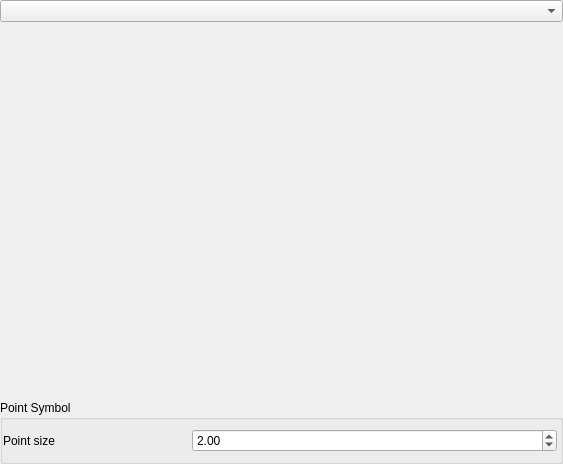
Old version of the form src/ui/3d/qgspointcloud3dsymbolwidget.ui in the repository qgis/QGIS.
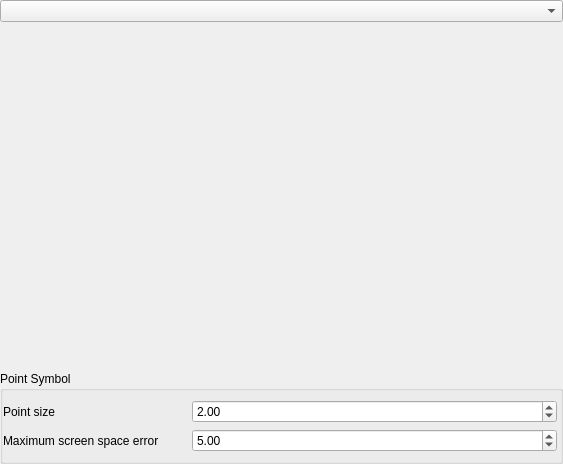
New version of the form. Custom widgets are drawn as their Qt base class.

Commit message: adjust screen space error from UI

Diff of the .ui file:
```diff
--- a/src/ui/3d/qgspointcloud3dsymbolwidget.ui
+++ b/src/ui/3d/qgspointcloud3dsymbolwidget.ui
@@ -58,6 +58,23 @@
         </property>
        </widget>
       </item>
+      <item row="1" column="1">
+       <widget class="QDoubleSpinBox" name="mMaxScreenErrorSpinBox">
+        <property name="maximum">
+         <double>100000.000000000000000</double>
+        </property>
+        <property name="value">
+         <double>5.000000000000000</double>
+        </property>
+       </widget>
+      </item>
+      <item row="1" column="0">
+       <widget class="QLabel" name="label">
+        <property name="text">
+         <string>Maximum screen space error</string>
+        </property>
+       </widget>
+      </item>
      </layout>
     </widget>
    </item>
```
The commit also changes 8 other files.
